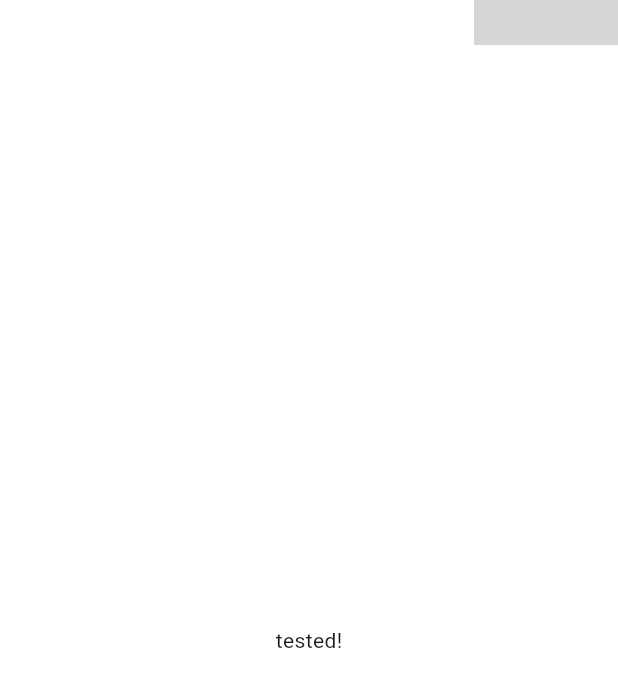
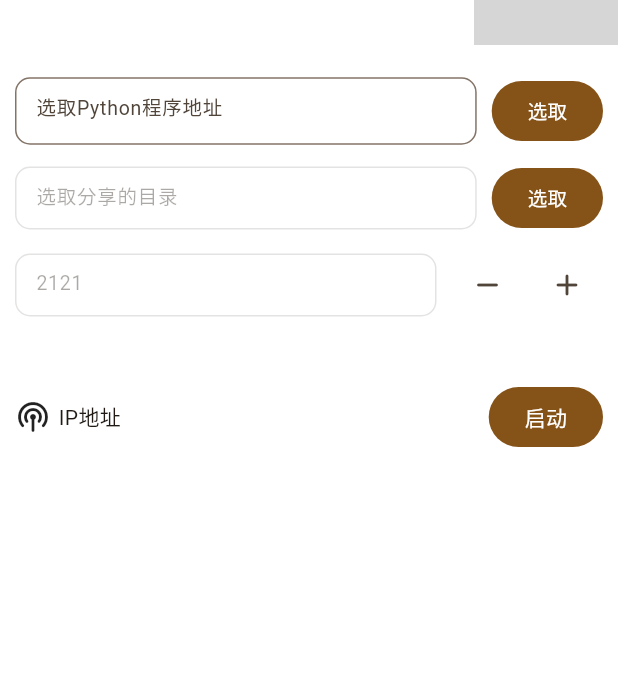
Before and after one commit to Zhoucheng133/pyftp-GUI, a Flutter app: the screen it shows after launch, on a phone screen of 412 x 824 dp. Shown: the top 687 px of the screen. Run offline on Flutter 3.47's test engine with Material 3 defaults, Android fonts, the phone set to English and light mode, and no system bars; our stand-ins replace file_picker; missing offline and left inert: process_run, window_manager; statements that could not run were skipped; grey boxes are pictures that could not be loaded.

Commit message:
完成主界面的layout

```diff
--- a/lib/main.dart
+++ b/lib/main.dart
@@ -1,8 +1,10 @@
-// ignore_for_file: prefer_const_constructors
+// ignore_for_file: prefer_const_constructors, prefer_const_literals_to_create_immutables
 
+import 'package:file_picker/file_picker.dart';
 import 'package:flutter/material.dart';
 import 'package:flutter_localizations/flutter_localizations.dart';
 import 'package:window_manager/window_manager.dart';
+import 'package:process_run/which.dart';
 
 Future<void> main() async {
   WidgetsFlutterBinding.ensureInitialized();
@@ -28,7 +30,10 @@ class MainApp extends StatelessWidget {
 
   @override
   Widget build(BuildContext context) {
-    return const MaterialApp(
+    return MaterialApp(
+      theme: ThemeData(
+        colorScheme: ColorScheme.fromSeed(seedColor: Colors.orange),
+      ),
       debugShowCheckedModeBanner: false,
       localizationsDelegates: [
         GlobalMaterialLocalizations.delegate,
@@ -56,12 +61,36 @@ class _ContentState extends State<Content> with WindowListener {
   void initState() {
     super.initState();
     windowManager.addListener(this);
+    initPython();
+    port.text="2121";
   }
 
   @override
   void dispose() {
     windowManager.removeListener(this);
     super.dispose();
+  }
+
+  void initPython(){
+    pythonPath.text=whichSync('python')??whichSync('python3')??"";
+  }
+
+  var pythonPath=TextEditingController();
+  var sharePath=TextEditingController();
+  var port=TextEditingController();
+
+  Future<void> pickFile() async {
+    FilePickerResult? result = await FilePicker.platform.pickFiles();
+    if (result != null) {
+      pythonPath.text=result.files.single.path!;
+    }
+  }
+
+  Future<void> pickDir() async {
+    String? selectedDirectory = await FilePicker.platform.getDirectoryPath();
+    if(selectedDirectory!=null){
+      sharePath.text=selectedDirectory;
+    }
   }
 
   @override
@@ -89,7 +118,136 @@ class _ContentState extends State<Content> with WindowListener {
               ],
             ),
           ),
-          Expanded(child: Center(child: Text("tested!"),))
+          Padding(
+            padding: const EdgeInsets.fromLTRB(10, 20, 10, 10),
+            child: Column(
+              children: [
+                Row(
+                  children: [
+                    Expanded(
+                      child: TextField(
+                        controller: pythonPath,
+                        autocorrect: false,
+                        // enabled: false,
+                        enableSuggestions: false,
+                        decoration: InputDecoration(
+                          hintText: "选取Python程序地址",
+                          isCollapsed: true,
+                          contentPadding: const EdgeInsets.fromLTRB(10, 10, 10, 14),
+                          border: OutlineInputBorder(
+                            borderRadius: BorderRadius.circular(10),
+                          )
+                        ),
+                        style: TextStyle(
+                          fontSize: 13
+                        ),
+                      ),
+                    ),
+                    SizedBox(width: 10,),
+                    FilledButton(
+                      onPressed: ()=>pickFile(),
+                      child: Text(
+                        '选取',
+                        style: TextStyle(
+                          fontSize: 13,
+                        ),
+                      )
+                    )
+                  ],
+                ),
+                SizedBox(height: 10,),
+                Row(
+                  children: [
+                    Expanded(
+                      child: TextField(
+                        enabled: false,
+                        controller: sharePath,
+                        autocorrect: false,
+                        enableSuggestions: false,
+                        decoration: InputDecoration(
+                          isCollapsed: true,
+                          hintText: "选取分享的目录",
+                          contentPadding: const EdgeInsets.fromLTRB(10, 10, 10, 12),
+                          border: OutlineInputBorder(
+                            borderRadius: BorderRadius.circular(10),
+                          )
+                        ),
+                        style: TextStyle(
+                          fontSize: 13
+                        ),
+                      )
+                    ),
+                    SizedBox(width: 10,),
+                    FilledButton(
+                      onPressed: ()=>pickDir(),
+                      child: Text(
+                        '选取',
+                        style: TextStyle(
+                          fontSize: 13
+                        ),
+                      ),
+                    )
+                  ],
+                ),
+                SizedBox(height: 10,),
+                Row(
+                  children: [
+                    Expanded(
+                      child: TextField(
+                        controller: port,
+                        autocorrect: false,
+                        enableSuggestions: false,
+                        enabled: false,
+                        decoration: InputDecoration(
+                          isCollapsed: true,
+                          contentPadding: const EdgeInsets.fromLTRB(10, 10, 10, 12),
+                          border: OutlineInputBorder(
+                            borderRadius: BorderRadius.circular(10),
+                          )
+                        ),
+                        style: TextStyle(
+                          fontSize: 13
+                        ),
+                      )
+                    ),
+                    SizedBox(width: 10,),
+                    IconButton(
+                      onPressed: (){
+                        int number=int.parse(port.text);
+                        number-=1;
+                        port.text=number.toString();
+                      },
+                      icon: Icon(Icons.remove_rounded)
+                    ),
+                    SizedBox(width: 5,),
+                    IconButton(
+                      onPressed: (){
+                        int number=int.parse(port.text);
+                        number+=1;
+                        port.text=number.toString();
+                      },
+                      icon: Icon(Icons.add_rounded)
+                    )
+                  ],
+                ),
+                SizedBox(height: 40,),
+                Row(
+                  children: [
+                    Icon(
+                      Icons.podcasts_rounded,
+                    ),
+                    SizedBox(width: 5,),
+                    Text("IP地址"),
+                    Expanded(child: Container()),
+                    FilledButton(
+                      onPressed: (){},
+                      child: Text('启动')
+                    )
+                  ],
+                )
+              ],
+            ),
+          )
         ],
       ),
     );
```
